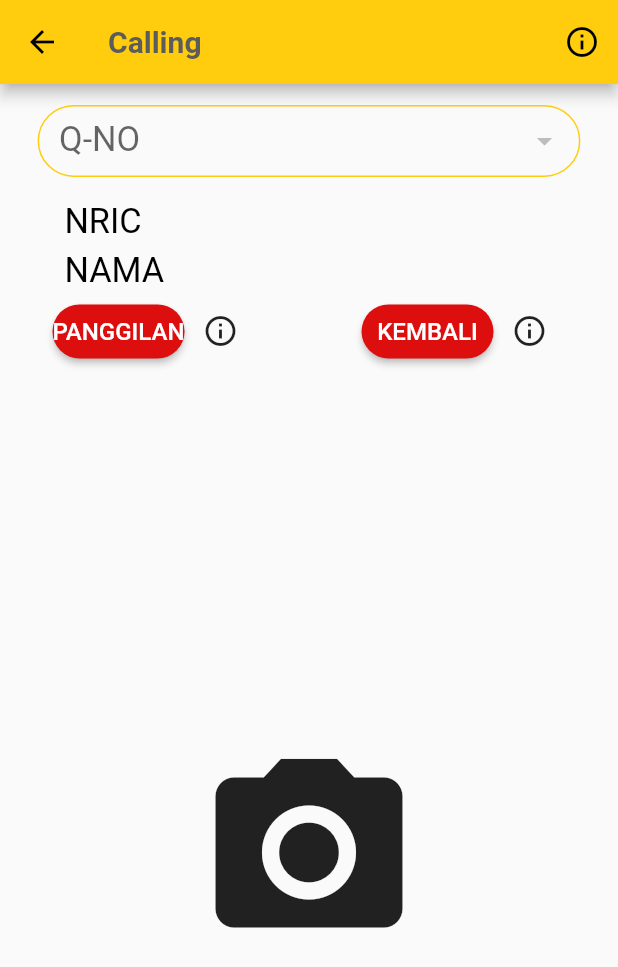
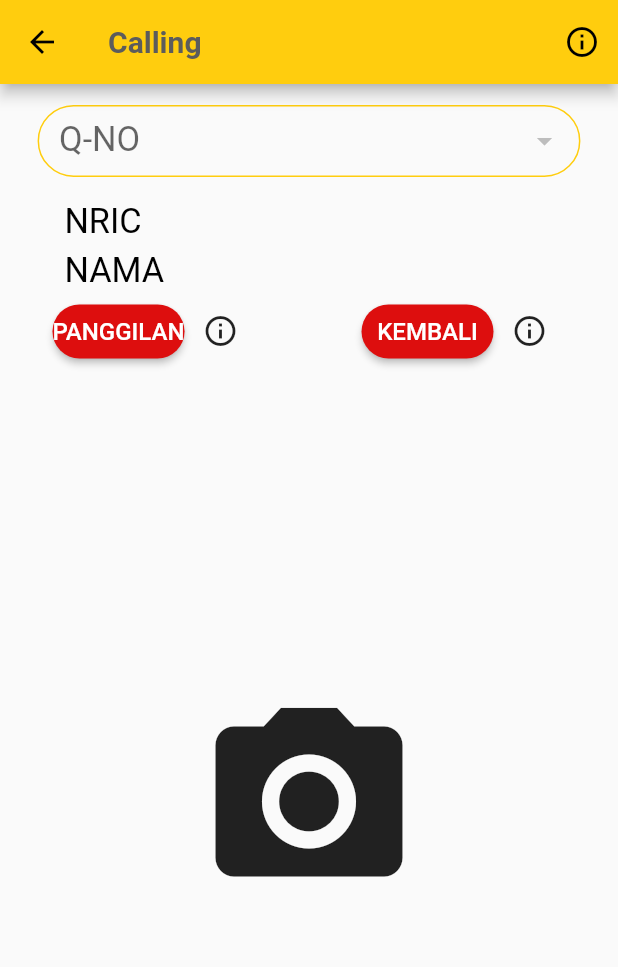
Before and after one commit to sh4of4n/jpjqto.app.6.1.limsf.fork, a Flutter app: the JrCandidateDetails screen opened by its route, after a tap on "PANGGILAN", on a phone screen of 412 x 824 dp. Shown: the top 967 px of the screen. Run offline on Flutter 3.47's test engine with Material 2 defaults, Android fonts, the phone set to English and light mode, and no system bars; our stand-ins replace auto_route, camera, country_code_picker, datetime_picker_formfield, device_info, flushbar and 15 more; missing offline and left inert: geocoder, qr_code_scanner, xml2json; accounts and stored records are empty; generated files the repository leaves out were written again; network calls fail; Roboto replaces fonts that are missing (Myriad).

Commit message:
0.0.16
- Fix UI clipping in candidate details
- Return correct error message when update part 3 jpj test result

```diff
--- a/lib/common_library/services/repository/epandu_repository.dart
+++ b/lib/common_library/services/repository/epandu_repository.dart
@@ -600,7 +600,7 @@ class EpanduRepo {
 
     return Response(false,
         message: response.message == null || response.message.isEmpty
-            ? '"Tidak ada calon dalam barisan.'
+            ? 'Tidak ada calon dalam barisan.'
             : response.message.replaceAll(r'\u000d\u000a', ''));
   }
 
@@ -807,7 +807,7 @@ class EpanduRepo {
 
     return Response(false,
         message: response.message == null || response.message.isEmpty
-            ? 'Tiada data.'
+            ? 'Gagal mengemas kini rekod.'
             : response.message.replaceAll(r'\u000d\u000a', ''));
   }
 }
--- a/lib/pages/jalan_raya/jr_candidate_details.dart
+++ b/lib/pages/jalan_raya/jr_candidate_details.dart
@@ -313,8 +313,8 @@ class _JrCandidateDetailsState extends State<JrCandidateDetails> {
     // For this example we check how width or tall the device is and change the scanArea and overlay accordingly.
     var scanArea = (MediaQuery.of(context).size.width < 400 ||
             MediaQuery.of(context).size.height < 400)
-        ? 200.0
-        : 300.0;
+        ? 300.0
+        : 400.0;
     // To ensure the Scanner view is properly sizes after rotation
     // we need to listen for Flutter SizeChanged notification and update controller
     return QRView(
@@ -448,9 +448,7 @@ class _JrCandidateDetailsState extends State<JrCandidateDetails> {
             Column(
               crossAxisAlignment: CrossAxisAlignment.stretch,
               children: [
-                Expanded(
-                  flex: 1,
-                  child: Column(
+                Column(
                   children: [
                     SizedBox(height: 50.h),
                     Container(
@@ -475,8 +473,8 @@ class _JrCandidateDetailsState extends State<JrCandidateDetails> {
                           ),
                         ),
                         items: candidateList != null
-                              ? candidateList.map<DropdownMenuItem<String>>(
-                                  (dynamic value) {
+                            ? candidateList
+                                .map<DropdownMenuItem<String>>((dynamic value) {
                                 return DropdownMenuItem<String>(
                                   value: value.queueNo,
                                   child: Center(child: Text(value.queueNo)),
@@ -484,8 +482,7 @@ class _JrCandidateDetailsState extends State<JrCandidateDetails> {
                               }).toList()
                             : null,
                         onTap: () {
-                            FocusScopeNode currentFocus =
-                                FocusScope.of(context);
+                          FocusScopeNode currentFocus = FocusScope.of(context);
 
                           if (!currentFocus.hasPrimaryFocus) {
                             currentFocus.unfocus();
@@ -597,8 +594,7 @@ class _JrCandidateDetailsState extends State<JrCandidateDetails> {
                                         .translate('confirm_cancel_desc'),
                                     customActions: <Widget>[
                                       TextButton(
-                                          child: Text(
-                                              AppLocalizations.of(context)
+                                        child: Text(AppLocalizations.of(context)
                                             .translate('yes_lbl')),
                                         onPressed: () {
                                           ExtendedNavigator.of(context).pop();
@@ -607,8 +603,7 @@ class _JrCandidateDetailsState extends State<JrCandidateDetails> {
                                         },
                                       ),
                                       TextButton(
-                                          child: Text(
-                                              AppLocalizations.of(context)
+                                        child: Text(AppLocalizations.of(context)
                                             .translate('no_lbl')),
                                         onPressed: () {
                                           ExtendedNavigator.of(context).pop();
@@ -646,14 +641,12 @@ class _JrCandidateDetailsState extends State<JrCandidateDetails> {
                     ),
                   ],
                 ),
-                ),
                 Visibility(
                     visible: isVisible,
-                    child: Expanded(flex: 2, child: _buildQrView(context))),
+                    child: Expanded(child: _buildQrView(context))),
                 Visibility(
                   visible: iconVisible,
                   child: Expanded(
-                    flex: 2,
                     child: IconButton(
                       onPressed: () {
                         setState(() {
--- a/lib/pages/jalan_raya/jr_part_iii.dart
+++ b/lib/pages/jalan_raya/jr_part_iii.dart
@@ -131,7 +131,7 @@ class _JrPartIIIState extends State<JrPartIII> {
     } else {
       customDialog.show(
         context: context,
-        content: 'Gagal mengemas kini rekod.',
+        content: result.message,
         type: DialogType.WARNING,
       );
     }
--- a/pubspec.yaml
+++ b/pubspec.yaml
@@ -1,7 +1,7 @@
 name: jpj_qto
 description: JPJ QTO
 
-version: 0.0.15
+version: 0.0.16
 
 environment:
   sdk: '>=2.10.0 <3.0.0'
```
Also changed, not shown: 1 other file. Lines whose indentation alone changed are shown as unchanged.
